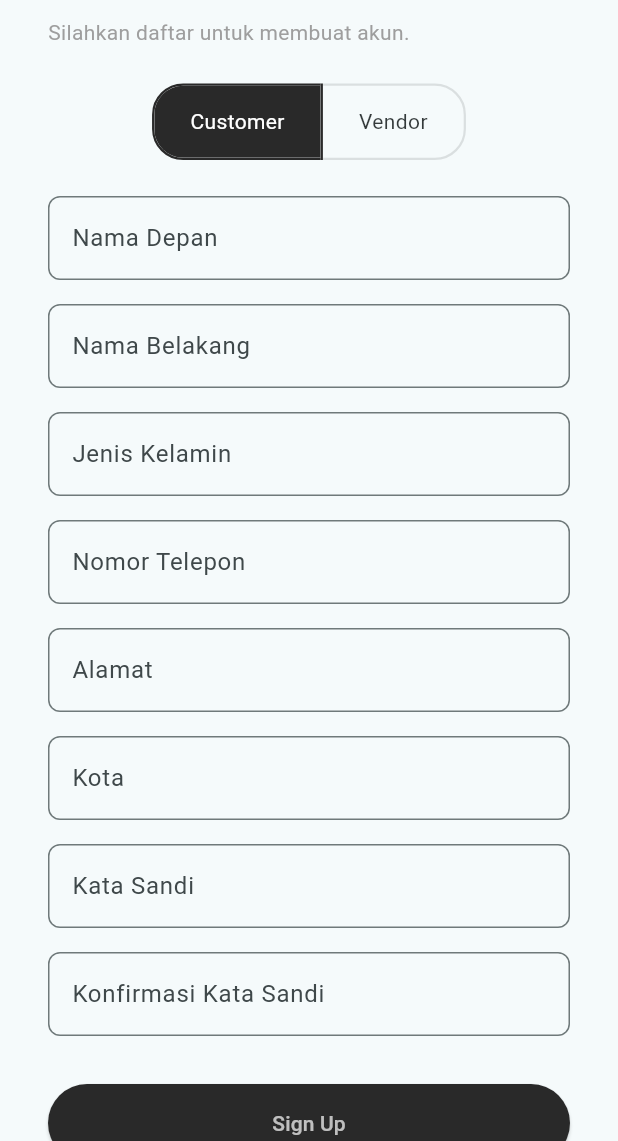
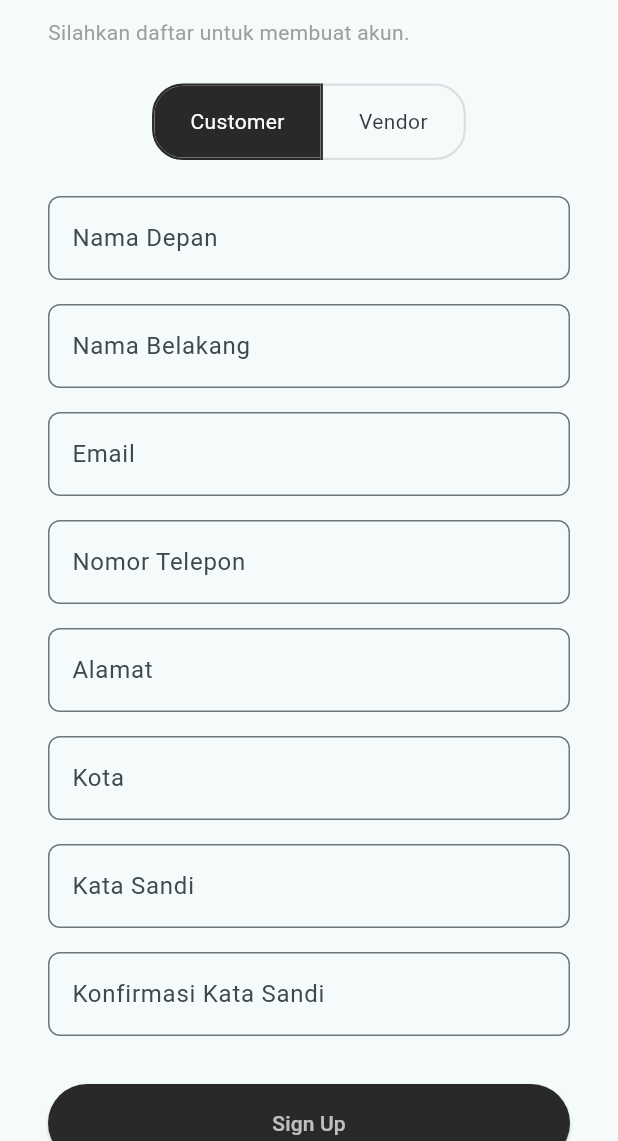
Before and after one commit to Nwekoder/project_hirelens, a Flutter app: the screen it shows after launch, after a tap on "Login", after a tap on "Daftar", on a phone screen of 412 x 824 dp, the part 95-1236 px from its top. Run offline on Flutter 3.47's test engine with Material 3 defaults, Android fonts, the phone set to English and light mode, and no system bars; our stand-ins replace shared_preferences, supabase_flutter; accounts and stored records are empty; network calls fail.

Commit message:
feat(auth): tambah halaman verifikasi OTP dan resend code, perbaiki warning build_context

```diff
--- a/lib/main.dart
+++ b/lib/main.dart
@@ -6,33 +6,56 @@ import 'package:unsplash_clone/screens/login.dart';
 import 'package:supabase_flutter/supabase_flutter.dart';
 import 'package:unsplash_clone/utils/auth_storage.dart';
 
-Future<void> main() async {
+void main() async {
   WidgetsFlutterBinding.ensureInitialized();
+
+  // Inisialisasi Supabase
+  try {
+    debugPrint('Init Supabase...');
     await Supabase.initialize(
-    url: 'https://axpgpvextydxieasyqaw.supabase.co',
+      url: 'https://lebuzerrmpjjugoxaaav.supabase.co',
       anonKey:
-        'eyJhbGciOiJIUzI1NiIsInR5cCI6IkpXVCJ9.eyJpc3MiOiJzdXBhYmFzZSIsInJlZiI6ImF4cGdwdmV4dHlkeGllYXN5cWF3Iiwicm9sZSI6ImFub24iLCJpYXQiOjE3NDgwMDc2NDEsImV4cCI6MjA2MzU4MzY0MX0.o5I3DAoKcsish64fS8jFWiLKh9ZMagutLerLD-1QuNQ',
+          'eyJhbGciOiJIUzI1NiIsInR5cCI6IkpXVCJ9.eyJpc3MiOiJzdXBhYmFzZSIsInJlZiI6ImxlYnV6ZXJybXBqanVnb3hhYWF2Iiwicm9sZSI6ImFub24iLCJpYXQiOjE3NDkzOTQ4NjAsImV4cCI6MjA2NDk3MDg2MH0.6yeXMi_H8NtqhvGGNGvEQi7lB78eJzqHwb9_AGGPi7Q',
     );
-
-  final token = await getAuthToken();
+    debugPrint('Supabase ready ✅');
+  } catch (err) {
+    debugPrint('Supabase init error: $err');
+  }
 
   final userProvider = UserProvider();
 
+  try {
+    final token = await getAuthToken();
+
     if (token != null) {
+      debugPrint('Token ketemu: $token');
+      try {
+        debugPrint('Re-authenticating...');
         await Supabase.instance.client.auth.reauthenticate();
         final user = Supabase.instance.client.auth.currentUser;
 
         if (user != null) {
+          debugPrint('User login: ${user.email}');
           userProvider.setUser(
             UserModel(
               id: user.id,
               email: user.email!,
-          displayName: user.userMetadata!['displayName'] ?? user.email!,
+              displayName: user.userMetadata?['displayName'] ?? user.email!,
             ),
           );
         } else {
+          debugPrint('Token ga valid, reset...');
           await clearAuthToken();
         }
+      } catch (err) {
+        debugPrint('Re-auth failed: $err');
+        await clearAuthToken();
+      }
+    } else {
+      debugPrint('Token kosong, skip auth.');
+    }
+  } catch (err) {
+    debugPrint('Error pas ambil token: $err');
   }
 
   runApp(
@@ -47,13 +70,11 @@ class MyApp extends StatelessWidget {
   Widget build(BuildContext context) {
     return MaterialApp(
       title: 'Unsplash Clone',
+      debugShowCheckedModeBanner: false,
       theme: ThemeData(
-        colorScheme: ColorScheme.fromSeed(
-          seedColor: const Color.fromARGB(255, 41, 41, 41),
+        colorScheme: ColorScheme.fromSeed(seedColor: const Color(0xFF292929)),
       ),
-      ),
-
-      home: LoginPage(),
+      home: const LoginPage(),
     );
   }
 }
--- a/lib/screens/login.dart
+++ b/lib/screens/login.dart
@@ -4,7 +4,7 @@ import 'package:unsplash_clone/models/user_model.dart';
 import 'package:unsplash_clone/providers/user_provider.dart';
 import 'package:unsplash_clone/screens/register.dart';
 import 'package:unsplash_clone/screens/home.dart';
-import 'package:unsplash_clone/utils//auth_storage.dart';
+import 'package:unsplash_clone/utils/auth_storage.dart';
 import 'package:provider/provider.dart';
 
 class LoginPage extends StatefulWidget {
@@ -19,12 +19,56 @@ class _LoginPageState extends State<LoginPage> {
   final _passwordController = TextEditingController();
   final _formKey = GlobalKey<FormState>();
   bool _isLoading = false;
+  bool _isCheckingSession = true;
+
+  @override
+  void initState() {
+    super.initState();
+    _checkExistingSession();
+  }
 
   @override
   void dispose() {
     _emailController.dispose();
     _passwordController.dispose();
     super.dispose();
+  }
+
+  // Cek apakah user sudah login sebelumnya (token tersimpan)
+  Future<void> _checkExistingSession() async {
+    final token = await getAuthToken();
+
+    if (token != null) {
+      try {
+        await Supabase.instance.client.auth.reauthenticate();
+        final user = Supabase.instance.client.auth.currentUser;
+
+        if (user != null && mounted) {
+          final userProvider = Provider.of<UserProvider>(
+            context,
+            listen: false,
+          );
+          userProvider.setUser(
+            UserModel(
+              id: user.id,
+              email: user.email ?? '',
+              displayName:
+                  user.userMetadata?['displayName'] ?? user.email ?? '',
+            ),
+          );
+
+          Navigator.of(context).pushReplacement(
+            MaterialPageRoute(builder: (_) => const HomePage()),
+          );
+          return;
+        }
+      } catch (_) {
+        await clearAuthToken(); // Token invalid, hapus
+      }
+    }
+    if (mounted) {
+      setState(() => _isCheckingSession = false);
+    }
   }
 
   Future<void> _login() async {
@@ -42,17 +86,23 @@ class _LoginPageState extends State<LoginPage> {
         if (!mounted) return;
 
         await saveAuthToken(response.session!.accessToken);
+
         final user = UserModel(
           id: response.user!.id,
           email: response.user!.email ?? '',
+          displayName:
+              response.user!.userMetadata?['displayName'] ??
+              response.user!.email ??
+              '',
         );
+
         Provider.of<UserProvider>(context, listen: false).setUser(user);
 
         Navigator.of(
           context,
-        ).pushReplacement(MaterialPageRoute(builder: (_) => HomePage()));
+        ).pushReplacement(MaterialPageRoute(builder: (_) => const HomePage()));
       } else {
-        _showError('Login gagal. Silakan coba lagi.');
+        _showError('Login gagal. Silakan periksa kembali data Anda.');
       }
     } catch (e) {
       _showError('Terjadi kesalahan: ${e.toString()}');
@@ -81,6 +131,10 @@ class _LoginPageState extends State<LoginPage> {
 
   @override
   Widget build(BuildContext context) {
+    if (_isCheckingSession) {
+      return const Scaffold(body: Center(child: CircularProgressIndicator()));
+    }
+
     return Scaffold(
       body: Center(
         child: SingleChildScrollView(
@@ -139,6 +193,7 @@ class _LoginPageState extends State<LoginPage> {
                   child: ElevatedButton(
                     style: ElevatedButton.styleFrom(
                       backgroundColor: const Color.fromARGB(255, 41, 41, 41),
+                      padding: const EdgeInsets.symmetric(vertical: 14),
                     ),
                     onPressed: _isLoading ? null : _login,
                     child:
--- a/lib/screens/register.dart
+++ b/lib/screens/register.dart
@@ -1,4 +1,6 @@
 import 'package:flutter/material.dart';
+import 'package:supabase_flutter/supabase_flutter.dart';
+import 'package:unsplash_clone/screens/verify_otp.dart';
 
 class RegisterPage extends StatefulWidget {
   const RegisterPage({super.key});
@@ -12,6 +14,7 @@ class _RegisterPageState extends State<RegisterPage> {
 
   final TextEditingController firstController = TextEditingController();
   final TextEditingController secondController = TextEditingController();
+  final TextEditingController emailController = TextEditingController();
   final TextEditingController phoneController = TextEditingController();
   final TextEditingController addressController = TextEditingController();
   final TextEditingController cityController = TextEditingController();
@@ -19,12 +22,50 @@ class _RegisterPageState extends State<RegisterPage> {
   final TextEditingController confirmPasswordController =
       TextEditingController();
 
+  final _formKey = GlobalKey<FormState>();
+  bool _isLoading = false;
+
+  Future<void> _register() async {
+    if (!_formKey.currentState!.validate()) return;
+
+    setState(() => _isLoading = true);
+
+    try {
+      final response = await Supabase.instance.client.auth.signUp(
+        email: emailController.text.trim(),
+        password: passwordController.text.trim(),
+      );
+
+      if (response.user != null) {
+        if (!mounted) return;
+
+        // Alihkan ke halaman verifikasi OTP setelah pendaftaran berhasil
+        Navigator.pushReplacement(
+          context,
+          MaterialPageRoute(
+            builder: (_) => VerifyOtpPage(email: emailController.text.trim()),
+          ),
+        );
+      } else {
+        throw Exception("Gagal mendaftar");
+      }
+    } catch (e) {
+      ScaffoldMessenger.of(
+        context,
+      ).showSnackBar(SnackBar(content: Text("Gagal daftar: $e")));
+    } finally {
+      if (mounted) setState(() => _isLoading = false);
+    }
+  }
+
   @override
   Widget build(BuildContext context) {
     return Scaffold(
       body: Center(
         child: SingleChildScrollView(
           padding: const EdgeInsets.symmetric(horizontal: 32),
+          child: Form(
+            key: _formKey,
             child: Column(
               crossAxisAlignment: CrossAxisAlignment.start,
               children: [
@@ -43,7 +84,7 @@ class _RegisterPageState extends State<RegisterPage> {
                 ),
                 const SizedBox(height: 24),
 
-              // Toggle Customer / Vendor di tengah
+                // Toggle Customer / Vendor
                 Center(
                   child: ToggleButtons(
                     isSelected: [!isVendor, isVendor],
@@ -81,7 +122,6 @@ class _RegisterPageState extends State<RegisterPage> {
                 ...buildFormFields(),
                 const SizedBox(height: 16),
 
-              // Tombol Sign Up
                 SizedBox(
                   width: double.infinity,
                   child: ElevatedButton(
@@ -89,10 +129,13 @@ class _RegisterPageState extends State<RegisterPage> {
                       backgroundColor: const Color.fromARGB(255, 41, 41, 41),
                       padding: const EdgeInsets.symmetric(vertical: 16),
                     ),
-                  onPressed: () {
-                    // Aksi daftar
-                  },
-                  child: const Text(
+                    onPressed: _isLoading ? null : _register,
+                    child:
+                        _isLoading
+                            ? const CircularProgressIndicator(
+                              color: Colors.white,
+                            )
+                            : const Text(
                               'Sign Up',
                               style: TextStyle(color: Colors.white70),
                             ),
@@ -104,27 +147,19 @@ class _RegisterPageState extends State<RegisterPage> {
                   'Dengan mendaftar, kamu menyetujui syarat & ketentuan kami.',
                   style: TextStyle(fontSize: 12, color: Colors.grey),
                 ),
+                const SizedBox(height: 16),
 
-              const SizedBox(height: 16),
                 Row(
                   mainAxisAlignment: MainAxisAlignment.center,
                   children: [
-                  Text(
-                    "Sudah punya akun? ",
-                    style: TextStyle(
-                      color: Colors.black87,
-                      fontWeight: FontWeight.normal, // Pastikan tidak bold
-                    ),
-                  ),
+                    const Text("Sudah punya akun? "),
                     TextButton(
-                    onPressed: () {
-                      Navigator.pop(context);
-                    },
+                      onPressed: () => Navigator.pop(context),
                       child: const Text(
                         'Login',
                         style: TextStyle(
                           color: Colors.black87,
-                        fontWeight: FontWeight.bold, // Ini tetap bold
+                          fontWeight: FontWeight.bold,
                         ),
                       ),
                     ),
@@ -134,41 +169,49 @@ class _RegisterPageState extends State<RegisterPage> {
             ),
           ),
         ),
+      ),
     );
   }
 
   List<Widget> buildFormFields() {
-    if (isVendor) {
     return [
-        inputField("Nama Vendor", firstController),
-        inputField("Email", secondController, type: TextInputType.emailAddress),
+      inputField("Nama Depan", firstController),
+      inputField("Nama Belakang", secondController),
+      inputField(
+        "Email",
+        emailController,
+        type: TextInputType.emailAddress,
+        validator: (value) {
+          if (value == null || value.isEmpty) return 'Email wajib diisi';
+          if (!RegExp(r'^[^@]+@[^@]+\.[^@]+').hasMatch(value)) {
+            return 'Format email tidak valid';
+          }
+          return null;
+        },
+      ),
       inputField("Nomor Telepon", phoneController, type: TextInputType.phone),
       inputField("Alamat", addressController),
-        inputField("Provinsi", cityController),
-        inputField("Kota", TextEditingController()),
-        inputField("Kata Sandi", passwordController, obscure: true),
+      inputField("Kota", cityController),
+      inputField(
+        "Kata Sandi",
+        passwordController,
+        obscure: true,
+        validator: (value) {
+          if (value == null || value.isEmpty) return 'Password wajib diisi';
+          if (value.length < 6) return 'Minimal 6 karakter';
+          return null;
+        },
+      ),
       inputField(
         "Konfirmasi Kata Sandi",
         confirmPasswordController,
         obscure: true,
+        validator: (value) {
+          if (value != passwordController.text) return 'Password tidak sama';
+          return null;
+        },
       ),
     ];
-    } else {
-      return [
-        inputField("Nama Depan", firstController),
-        inputField("Nama Belakang", secondController),
-        inputField("Jenis Kelamin", TextEditingController()),
-        inputField("Nomor Telepon", phoneController, type: TextInputType.phone),
-        inputField("Alamat", addressController),
-        inputField("Kota", cityController),
-        inputField("Kata Sandi", passwordController, obscure: true),
-        inputField(
-          "Konfirmasi Kata Sandi",
-          confirmPasswordController,
-          obscure: true,
-        ),
-      ];
-    }
   }
 
   Widget inputField(
@@ -176,13 +219,15 @@ class _RegisterPageState extends State<RegisterPage> {
     TextEditingController controller, {
     TextInputType type = TextInputType.text,
     bool obscure = false,
+    String? Function(String?)? validator,
   }) {
     return Padding(
       padding: const EdgeInsets.only(bottom: 16),
-      child: TextField(
+      child: TextFormField(
         controller: controller,
         obscureText: obscure,
         keyboardType: type,
+        validator: validator,
         decoration: InputDecoration(
           labelText: label,
           border: OutlineInputBorder(borderRadius: BorderRadius.circular(8)),
@@ -197,6 +242,7 @@ class _RegisterPageState extends State<RegisterPage> {
   void clearForm() {
     firstController.clear();
     secondController.clear();
+    emailController.clear();
     phoneController.clear();
     addressController.clear();
     cityController.clear();
```
Also changed, not shown: lib/screens/home.dart (+10 -7 lines), lib/screens/verify_otp.dart (added, +142 -0 lines). Lines whose indentation alone changed are shown as unchanged.
